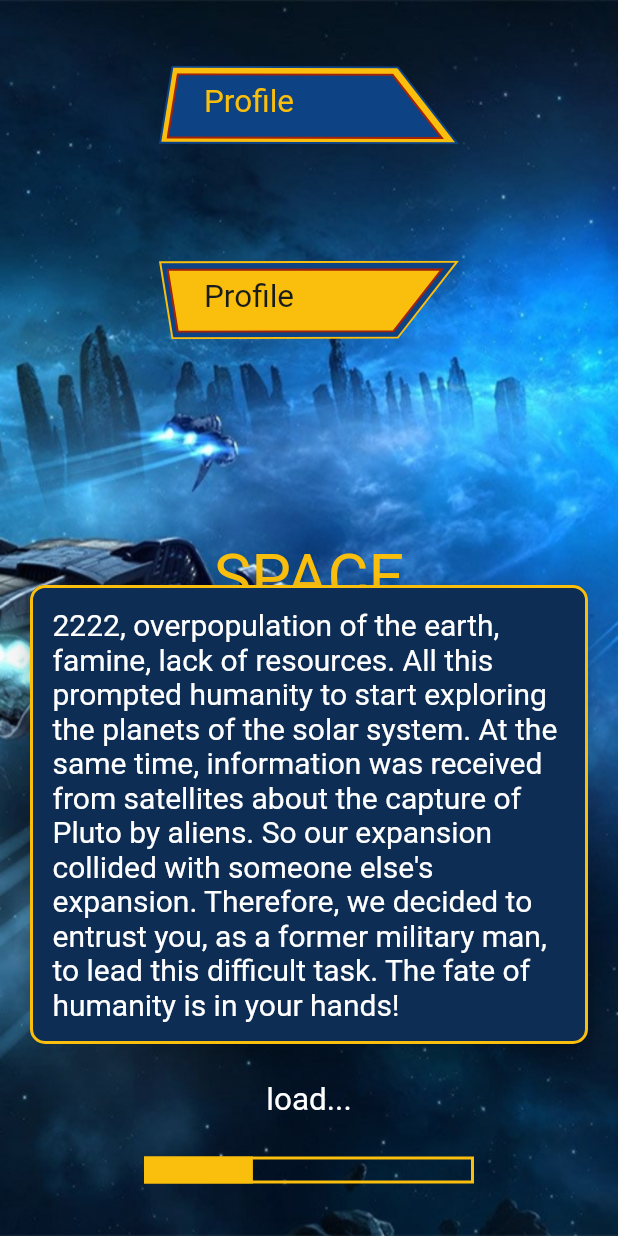
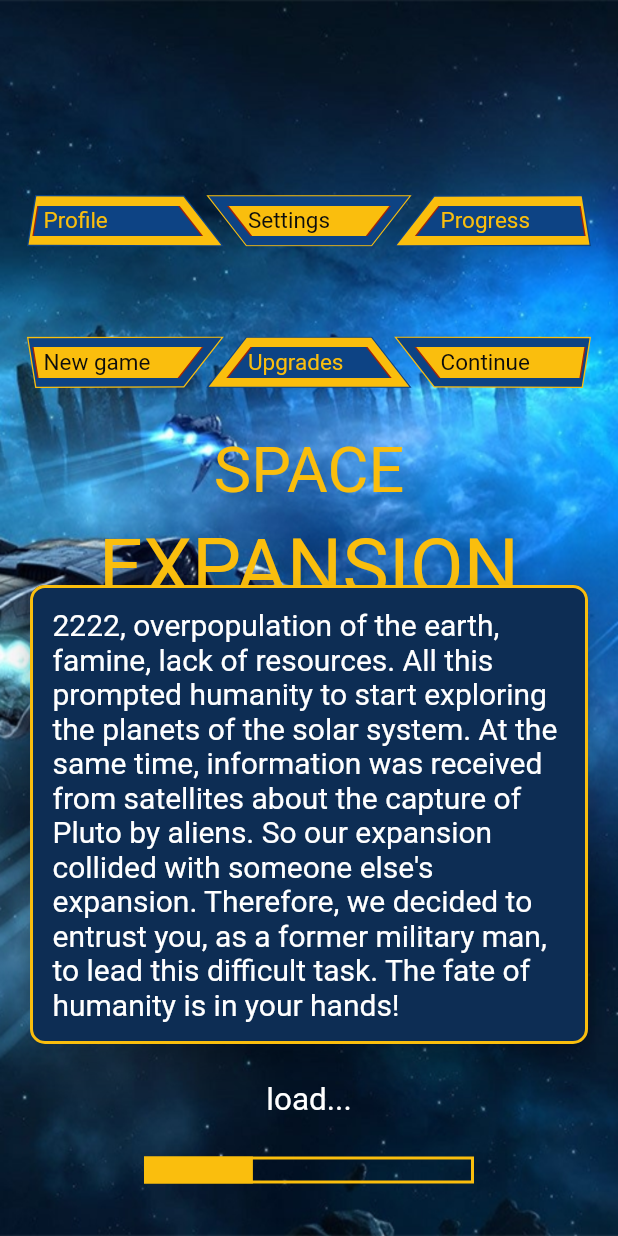
Before and after one commit to Nykolayr/expansion, a Flutter app: the screen it shows after launch, on a phone screen of 412 x 824 dp. Run offline on Flutter 3.47's test engine with Material 2 defaults, Android fonts, the phone set to English and light mode, and no system bars; drawn by our look-alikes of animated_text_kit; our stand-ins replace bloc, easy_localization, equatable, flutter_bloc, flutter_svg, freezed_annotation and 3 more.

Commit message:
меню сверху и снизу

```diff
--- a/lib/ui/splash/splash_page.dart
+++ b/lib/ui/splash/splash_page.dart
@@ -3,6 +3,7 @@
 import 'package:animated_text_kit/animated_text_kit.dart';
 import 'package:easy_localization/easy_localization.dart';
 import 'package:expansion/ui/widgets/buttons.dart';
+import 'package:expansion/ui/widgets/line_buttons.dart';
 import 'package:expansion/utils/colors.dart';
 import 'package:flutter/material.dart';
 import 'package:flutter_bloc/flutter_bloc.dart';
@@ -37,20 +38,11 @@ class SplashPage extends StatelessWidget {
                 crossAxisAlignment: CrossAxisAlignment.center,
                 children: [
                   const SizedBox(
-                    height: 10,
+                    height: 100,
                   ),
-                  ButtonSide(tr("profile")),
-                  const SizedBox(
-                    height: 10,
-                  ),
-                  ButtonSide(
-                    tr(
-                      "profile",
-                    ),
-                    isUp: false,
-                  ),
-                  const SizedBox(
-                    height: 100,
+                  const LineButtons(),
+                  const LineButtons(
+                    isTop: false,
                   ),
                   Text(
                     tr("space"),
--- a/lib/ui/widgets/buttons.dart
+++ b/lib/ui/widgets/buttons.dart
@@ -1,53 +1,213 @@
+import 'package:easy_localization/easy_localization.dart';
 import 'package:expansion/utils/colors.dart';
 import 'package:expansion/utils/text.dart';
 import 'package:flutter/material.dart';
 import 'package:flutter_svg/svg.dart';
+import 'dart:math' as math;
 
 class ButtonSide extends StatelessWidget {
-  final bool isLeft;
-  final bool isUp;
+  final Direct direct;
   final String title;
-  const ButtonSide(this.title, {this.isLeft = true, this.isUp = true, Key? key})
-      : super(key: key);
+  const ButtonSide(this.direct, {this.title = '', Key? key}) : super(key: key);
 
   @override
   Widget build(BuildContext context) {
-    return SizedBox(
-      width: 200,
-      height: 120,
+    double widht = MediaQuery.of(context).size.width / 3;
+    double height = widht / 4;
+    String text = title;
+    if (text.isEmpty) text = direct.title;
+    return GestureDetector(
+      onTap: direct.pressButton,
+      child: Transform(
+        alignment: Alignment.center,
+        transform: Matrix4.rotationY(direct.isLeft ? 0 : math.pi),
+        child: SizedBox(
+          width: widht,
+          height: height,
           child: Center(
             child: Stack(
               children: [
                 SvgPicture.asset(
-              isUp ? 'assets/svg/top_out.svg' : 'assets/svg/bottom_out.svg',
-              // color: isUp ? AppColor.darkYeloow : AppColor.darkBlue,
-              width: 200,
+                  direct.puthOut,
+                  width: widht,
+                  height: height,
                 ),
                 Padding(
-              padding: const EdgeInsets.only(
-                left: 5,
-                top: 5,
+                  padding: EdgeInsets.symmetric(
+                    horizontal: direct.paddingLeft / 2,
+                    vertical: 7,
                   ),
                   child: SvgPicture.asset(
-                isUp ? 'assets/svg/top_in.svg' : 'assets/svg/bottom_in.svg',
-                width: 185,
+                    direct.puthIn,
+                    width: widht - 20,
+                    fit: BoxFit.fitWidth,
                   ),
                 ),
-            Padding(
-              padding: const EdgeInsets.only(
-                left: 30,
-                top: 12,
+                Transform(
+                  alignment: Alignment.center,
+                  transform: Matrix4.rotationY(direct.isLeft ? 0 : math.pi),
+                  child: Container(
+                    width: widht - 20,
+                    padding: EdgeInsets.only(
+                      left: direct.paddingText,
+                      top: 8,
                     ),
                     child: Text(
-                title,
+                      text,
                       style: AppText.baseText.copyWith(
-                  color: isUp ? AppColor.darkYeloow : AppColor.black,
+                        fontSize: 15,
+                        color: direct.colorText,
+                      ),
                     ),
                   ),
                 ),
               ],
             ),
           ),
+        ),
+      ),
     );
   }
 }
+
+enum Direct {
+  leftTop,
+  leftBottom,
+  meddleTop,
+  meddleBottom,
+  rightTop,
+  rightBottom,
+}
+
+extension DirectExtention on Direct {
+  Color get colorText {
+    switch (this) {
+      case Direct.leftBottom:
+      case Direct.rightBottom:
+      case Direct.meddleTop:
+        return AppColor.black;
+      default:
+        return AppColor.darkYeloow;
+    }
+  }
+
+  String get puthIn {
+    switch (this) {
+      case Direct.leftBottom:
+      case Direct.rightBottom:
+        return 'assets/svg/bottom_in.svg';
+      case Direct.leftTop:
+      case Direct.rightTop:
+        return 'assets/svg/top_in.svg';
+      case Direct.meddleBottom:
+        return 'assets/svg/bottom_middle_in.svg';
+      case Direct.meddleTop:
+        return 'assets/svg/top_middle_in.svg';
+      default:
+        return '';
+    }
+  }
+
+  double get paddingLeft {
+    switch (this) {
+      case Direct.leftBottom:
+      case Direct.leftTop:
+      case Direct.rightTop:
+      case Direct.rightBottom:
+        return 12;
+      default:
+        return 24;
+    }
+  }
+
+  double get paddingText {
+    switch (this) {
+      case Direct.leftBottom:
+      case Direct.leftTop:
+      case Direct.rightTop:
+      case Direct.rightBottom:
+        return 14;
+      default:
+        return 8;
+    }
+  }
+
+  String get puthOut {
+    switch (this) {
+      case Direct.leftBottom:
+      case Direct.rightBottom:
+        return 'assets/svg/bottom_out.svg';
+      case Direct.leftTop:
+      case Direct.rightTop:
+        return 'assets/svg/top_out.svg';
+      case Direct.meddleBottom:
+        return 'assets/svg/bottom_middle_out.svg';
+      case Direct.meddleTop:
+        return 'assets/svg/top_middle_out.svg';
+      default:
+        return '';
+    }
+  }
+
+  bool get isLeft {
+    switch (this) {
+      case Direct.leftBottom:
+      case Direct.leftTop:
+        return true;
+      default:
+        return false;
+    }
+  }
+
+  Function() get pressButton {
+    switch (this) {
+      case Direct.leftBottom:
+        return () {
+          print('object == $name');
+        };
+      case Direct.rightBottom:
+        return () {
+          print('object == $name');
+        };
+      case Direct.leftTop:
+        return () {
+          print('object == $name');
+        };
+      case Direct.rightTop:
+        return () {
+          print('object == $name');
+        };
+      case Direct.meddleBottom:
+        return () {
+          print('object == $name');
+        };
+      case Direct.meddleTop:
+        return () {
+          print('object == $name');
+        };
+      default:
+        return () {
+          print('object == default');
+        };
+    }
+  }
+
+  String get title {
+    switch (this) {
+      case Direct.leftBottom:
+        return tr('new_game');
+      case Direct.rightBottom:
+        return tr('сontinue');
+      case Direct.leftTop:
+        return tr('profile');
+      case Direct.rightTop:
+        return tr('progress');
+      case Direct.meddleBottom:
+        return tr('upgrades');
+      case Direct.meddleTop:
+        return tr('settings');
+      default:
+        return '';
+    }
+  }
+}
--- /dev/null
+++ b/lib/ui/widgets/line_buttons.dart
@@ -0,0 +1,65 @@
+import 'package:expansion/ui/widgets/buttons.dart';
+import 'package:flutter/material.dart';
+
+class LineButtons extends StatelessWidget {
+  final bool isTop;
+  final bool isBegin;
+  const LineButtons({this.isTop = true, this.isBegin = false, Key? key})
+      : super(key: key);
+
+  @override
+  Widget build(BuildContext context) {
+    double widht = MediaQuery.of(context).size.width / 3;
+    double height = widht / 4;
+    return Container(
+        margin: const EdgeInsets.symmetric(
+          horizontal: 15,
+          vertical: 30,
+        ),
+        height: height,
+        width: double.infinity,
+        child: Stack(
+          children: isTop
+              ? [
+                  const Align(
+                    alignment: Alignment.centerLeft,
+                    child: ButtonSide(
+                      Direct.leftTop,
+                    ),
+                  ),
+                  const Align(
+                    alignment: Alignment.center,
+                    child: ButtonSide(
+                      Direct.meddleTop,
+                    ),
+                  ),
+                  const Align(
+                    alignment: Alignment.centerRight,
+                    child: ButtonSide(
+                      Direct.rightTop,
+                    ),
+                  ),
+                ]
+              : [
+                  const Align(
+                    alignment: Alignment.centerLeft,
+                    child: ButtonSide(
+                      Direct.leftBottom,
+                    ),
+                  ),
+                  const Align(
+                    alignment: Alignment.center,
+                    child: ButtonSide(
+                      Direct.meddleBottom,
+                    ),
+                  ),
+                  const Align(
+                    alignment: Alignment.centerRight,
+                    child: ButtonSide(
+                      Direct.rightBottom,
+                    ),
+                  ),
+                ],
+        ));
+  }
+}
--- a/lib/utils/colors.dart
+++ b/lib/utils/colors.dart
@@ -4,7 +4,7 @@ class AppColor {
   static const Color darkYeloow = Color(0xFFFABE0D);
   static const Color darkBlue = Color(0xFF0D2D54);
   static const Color white = Color(0xFFFFFFFF);
-  static const Color black = Color(0xFF181C1B);
+  static const Color black = Color(0xFF0C0D0D);
   static const Color grey = Color(0xFF3C4345);
   static const Color red = Color(0xFFA42208);
 }
--- a/pubspec.yaml
+++ b/pubspec.yaml
@@ -5,14 +5,14 @@ description: Space expansion
 #
 # space expansion
 # Apple ID
-# flutter: 3.3.1
+# flutter: 3.3.2
 
 publish_to: "none" # Remove this line if you wish to publish to pub.dev
 
 version: 1.0.0+1
 
 environment:
-  sdk: ">=2.18.0 <3.0.0"
+  sdk: ">=2.18.1 <3.0.0"
 
 dependencies:
   flutter:
```
Also changed, not shown: assets/svg/bottom_in.svg, assets/svg/bottom_middle_in.svg, assets/svg/bottom_middle_out.svg, assets/svg/top_middle_in.svg (renamed from assets/svg/top_meddle_in.svg), assets/svg/top_middle_out.svg (renamed from assets/svg/meddle_out.svg), pubspec.lock. Lines whose indentation alone changed are shown as unchanged.
